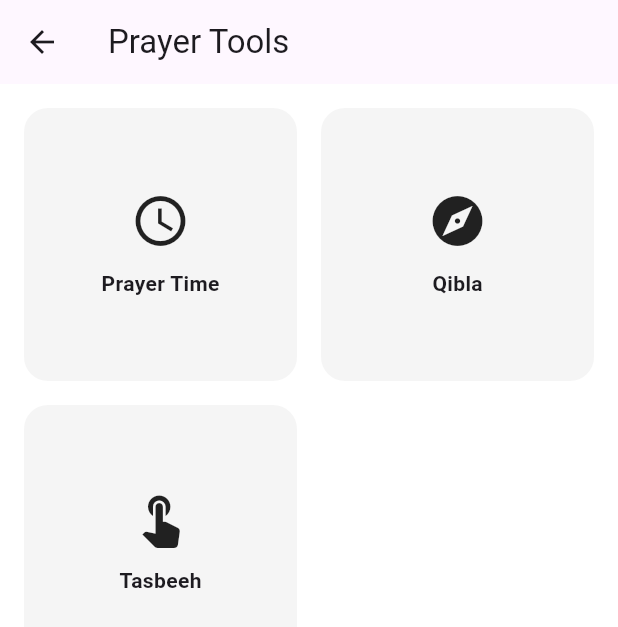
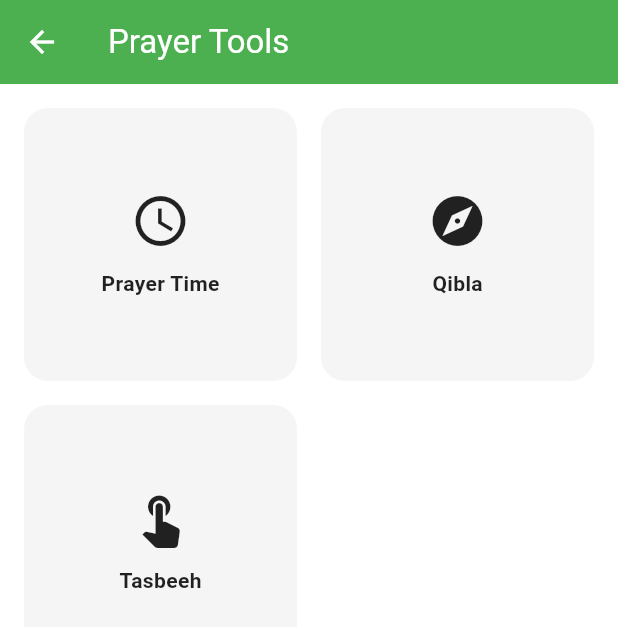
Before and after one commit to MehediHasan-482/isa, a Flutter app: the PrayerToolsScreen screen opened directly, on a phone screen of 412 x 824 dp. Shown: the top 627 px of the screen. Run offline on Flutter 3.47's test engine with Material 3 defaults, Android fonts, the phone set to English and light mode, and no system bars; our stand-ins replace adhan, flutter_compass, flutter_local_notifications, geolocator, timezone.

Commit message:
third commit

```diff
--- a/lib/core/providers/app_provider.dart
+++ b/lib/core/providers/app_provider.dart
@@ -1,29 +1,25 @@
 import 'package:flutter/material.dart';
 
 class AppProvider extends ChangeNotifier {
-  ThemeMode _themeMode = ThemeMode.system;
-  Locale _locale = const Locale('en');
-
-  // 🔐 premium flag (from backend later)
-  bool _isPremium = false;
-
-  ThemeMode get themeMode => _themeMode;
-  Locale get locale => _locale;
-  bool get isPremium => _isPremium;
+  // Theme
+  ThemeMode themeMode = ThemeMode.light;
 
   void toggleTheme(bool isDark) {
-    _themeMode = isDark ? ThemeMode.dark : ThemeMode.light;
+    themeMode = isDark ? ThemeMode.dark : ThemeMode.light;
     notifyListeners();
   }
 
-  void changeLanguage(Locale locale) {
-    _locale = locale;
+  // Language
+  Locale locale = const Locale('en');
+  void changeLanguage(Locale newLocale) {
+    locale = newLocale;
     notifyListeners();
   }
 
-  // backend response will control this
+  // Premium
+  bool isPremium = false;
   void updatePremiumStatus(bool status) {
-    _isPremium = status;
+    isPremium = status;
     notifyListeners();
   }
 }
--- a/lib/core/theme/app_theme.dart
+++ b/lib/core/theme/app_theme.dart
@@ -1,17 +1,56 @@
 import 'package:flutter/material.dart';
 
 class AppTheme {
-  static ThemeData lightTheme = ThemeData(
+  // Base colors
+  static const Color primaryColor = Colors.green;
+  static const Color lightBackground = Colors.white;
+  static const Color darkBackground = Colors.black;
+
+  // Light Theme
+  static final ThemeData lightTheme = ThemeData(
     brightness: Brightness.light,
-    primaryColor: Colors.green.shade700,
-    scaffoldBackgroundColor: Colors.white,
-    useMaterial3: true,
+    primaryColor: primaryColor,
+    scaffoldBackgroundColor: lightBackground,
+    appBarTheme: const AppBarTheme(
+      backgroundColor: primaryColor,
+      foregroundColor: Colors.white, // text/icon color
+    ),
+    cardColor: Colors.grey.shade100,
+    textTheme: const TextTheme(
+      bodyLarge: TextStyle(color: Colors.black),
+      bodyMedium: TextStyle(color: Colors.black87),
+      titleLarge: TextStyle(color: Colors.black),
+      titleMedium: TextStyle(color: Colors.black87),
+    ),
+    elevatedButtonTheme: ElevatedButtonThemeData(
+      style: ElevatedButton.styleFrom(
+        backgroundColor: primaryColor,
+        foregroundColor: Colors.white,
+      ),
+    ),
   );
 
-  static ThemeData darkTheme = ThemeData(
+  // Dark Theme
+  static final ThemeData darkTheme = ThemeData(
     brightness: Brightness.dark,
-    primaryColor: Colors.green.shade400,
-    scaffoldBackgroundColor: Colors.black,
-    useMaterial3: true,
+    primaryColor: primaryColor,
+    scaffoldBackgroundColor: darkBackground,
+    appBarTheme: const AppBarTheme(
+      backgroundColor: Colors.black,
+      foregroundColor: Colors.white, // text/icon color
+    ),
+    cardColor: Colors.grey.shade900,
+    textTheme: const TextTheme(
+      bodyLarge: TextStyle(color: Colors.white),
+      bodyMedium: TextStyle(color: Colors.white70),
+      titleLarge: TextStyle(color: Colors.white),
+      titleMedium: TextStyle(color: Colors.white70),
+    ),
+    elevatedButtonTheme: ElevatedButtonThemeData(
+      style: ElevatedButton.styleFrom(
+        backgroundColor: primaryColor,
+        foregroundColor: Colors.white,
+      ),
+    ),
   );
 }
```
Also changed, not shown: lib/app.dart (+2 -12 lines), lib/features/dashboard/ui/dashboard_screen.dart (+11 -4 lines), lib/features/prayer_tools/prayer_time/provider/prayer_time_provider.dart (+18 -9 lines), lib/features/prayer_tools/prayer_time/ui/prayer_time_screen.dart (+21 -30 lines), lib/features/prayer_tools/prayer_tools_screen.dart (+10 -14 lines), lib/main.dart (+3 -12 lines), lib/services/notification/prayer_notification_service.dart (+20 -12 lines), pubspec.yaml (+4 -5 lines), assets/images/Quran.png (added), pubspec.lock, 6 other files.
